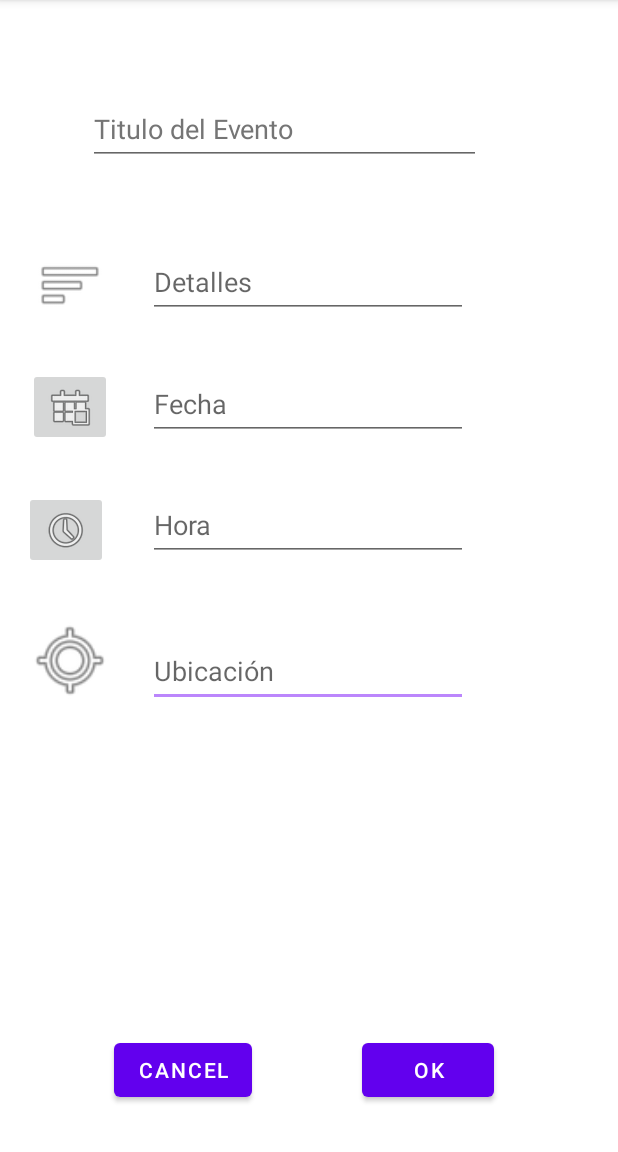
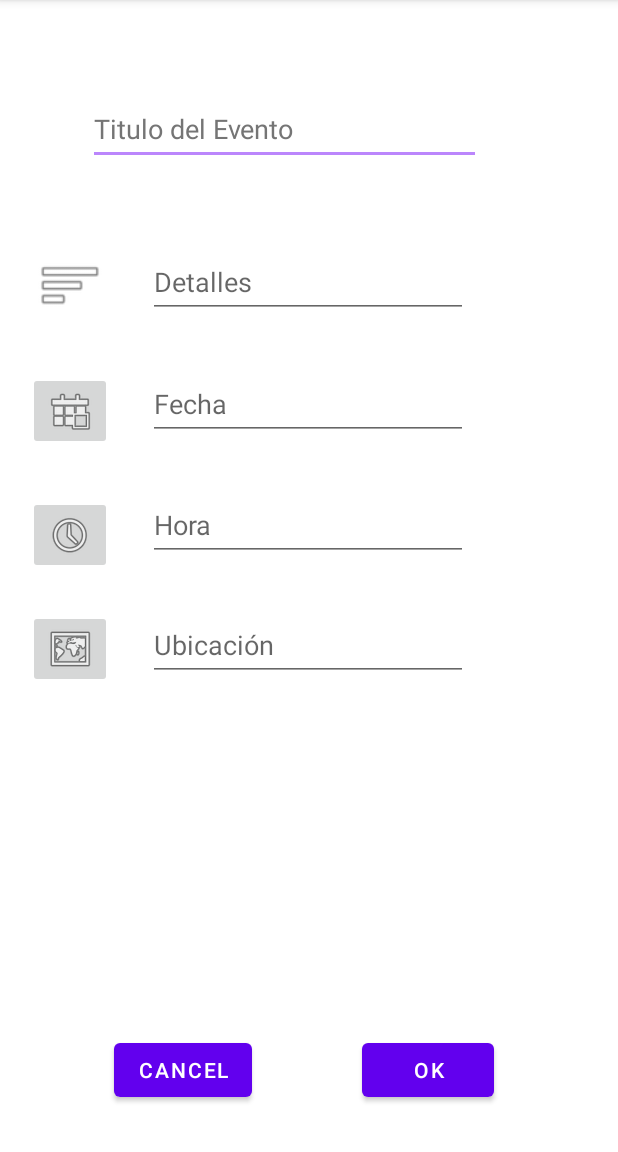
Before and after one commit to albertong98/myTasks, an Android app: the FormularioEventos screen opened directly, with no data from a screen before it, on a phone screen of 412 x 824 dp, the part 84-1236 px from its top. Run offline under Robolectric (Android 15) with nearby library versions, the phone set to English and light mode, and no system bars; our stand-ins replace Firebase (no records; nobody signed in at launch, a user with empty details on screens opened directly).

Commit message:
Añadida la opcion para escoger la ubicacion del evento

```diff
--- a/app/build.gradle
+++ b/app/build.gradle
@@ -26,6 +26,9 @@ android {
         sourceCompatibility JavaVersion.VERSION_1_8
         targetCompatibility JavaVersion.VERSION_1_8
     }
+    buildFeatures {
+        viewBinding true
+    }
 }
 
 dependencies {
@@ -36,6 +39,7 @@ dependencies {
     implementation 'androidx.preference:preference:1.1.1'
     implementation 'com.squareup.retrofit2:retrofit:2.4.0'
     implementation 'com.squareup.retrofit2:converter-gson:2.4.0'
+    implementation 'com.google.android.gms:play-services-maps:18.0.1'//GoogleMaps
 
     // Import the BoM for the Firebase platform
     implementation platform('com.google.firebase:firebase-bom:29.0.0')
--- /dev/null
+++ b/app/src/debug/res/values/google_maps_api.xml
@@ -0,0 +1,3 @@
+<resources>
+    <string name="google_maps_key" templateMergeStrategy = "preserve" translatable = "false">AIzaSyA6HCZb14WbhtKvlj_fsWiwsZ0xqRD-tSY</string>
+</resources>
--- a/app/src/main/java/com/uniovi/mytasks/FormularioEventos.java
+++ b/app/src/main/java/com/uniovi/mytasks/FormularioEventos.java
@@ -7,6 +7,7 @@ import android.app.TimePickerDialog;
 import android.content.Intent;
 import android.os.Bundle;
 import android.provider.CalendarContract;
+import android.util.Log;
 import android.view.View;
 import android.widget.Button;
 import android.widget.DatePicker;
@@ -15,6 +16,7 @@ import android.widget.ImageButton;
 import android.widget.TimePicker;
 import android.widget.Toast;
 
+import com.google.android.gms.maps.model.Marker;
 import com.google.firebase.auth.FirebaseAuth;
 import com.uniovi.mytasks.modelo.Task;
 
@@ -27,6 +29,9 @@ import java.util.Date;
 public class FormularioEventos extends AppCompatActivity {
 
     private int day, month, year, hour, min;
+
+    public final static String MARKER = "marcador";
+    private final static int REQUEST_GET_MARKER_LOCATION = 0;
 
     EditText titulo;
     EditText detalles;
@@ -44,6 +49,8 @@ public class FormularioEventos extends AppCompatActivity {
         Button buttonCancel = findViewById(R.id.buttonCancel);
         ImageButton btnDate = findViewById(R.id.imgBtnDate);
         ImageButton btnTime = findViewById(R.id.imgBtnTime);
+
+        ImageButton btnMap = findViewById(R.id.imgBtnMap);
 
         titulo = (EditText) findViewById(R.id.txtTituloEventoAñadir);
         detalles = (EditText) findViewById(R.id.txtDetallesAñadir);
@@ -112,6 +119,11 @@ public class FormularioEventos extends AppCompatActivity {
                     , hour, min, true);
             timePickerDialog.show();
         });
+
+        btnMap.setOnClickListener(view -> {
+            Intent intent = new Intent (view.getContext(), MapaActivity.class);
+            startActivityForResult(intent, REQUEST_GET_MARKER_LOCATION);
+        });
     }
 
     public void Agregar(View view){
@@ -145,4 +157,17 @@ public class FormularioEventos extends AppCompatActivity {
             }
         }
     }
+
+    @Override
+    protected void onActivityResult(int requestCode, int resultCode, Intent data) {
+        super.onActivityResult(requestCode, resultCode, data);
+        if (requestCode == REQUEST_GET_MARKER_LOCATION && resultCode == MapaActivity.RESULT_OK && data!=null) {
+            String dataMarker = data.getStringExtra(MARKER);
+            if(dataMarker!=null)
+                ubicacion = (EditText) findViewById(R.id.txtUbicacion);
+                ubicacion.setText(dataMarker);
+
+
+        }
+    }
 }
--- a/app/src/main/res/layout/activity_formulario_eventos.xml
+++ b/app/src/main/res/layout/activity_formulario_eventos.xml
@@ -14,12 +14,17 @@
         android:hint="@string/ubicacion"
         android:inputType="textPersonName"
         android:minHeight="48dp"
+        android:clickable="false"
+        android:cursorVisible="false"
+        android:focusable="false"
+        android:focusableInTouchMode="false"
         app:layout_constraintBottom_toBottomOf="parent"
         app:layout_constraintEnd_toEndOf="parent"
         app:layout_constraintHorizontal_bias="0.497"
         app:layout_constraintStart_toStartOf="parent"
         app:layout_constraintTop_toBottomOf="@+id/txtFecha"
-        app:layout_constraintVertical_bias="0.304" />
+        app:layout_constraintVertical_bias="0.264" />
+
 
     <Button
         android:id="@+id/buttonOk"
@@ -86,6 +91,10 @@
         android:hint="@string/txtFecha"
         android:inputType="textPersonName"
         android:minHeight="48dp"
+        android:clickable="false"
+        android:cursorVisible="false"
+        android:focusable="false"
+        android:focusableInTouchMode="false"
         app:layout_constraintBottom_toBottomOf="parent"
         app:layout_constraintEnd_toEndOf="parent"
         app:layout_constraintHorizontal_bias="0.497"
@@ -98,11 +107,11 @@
         android:layout_width="wrap_content"
         android:layout_height="wrap_content"
         app:layout_constraintBottom_toBottomOf="parent"
-        app:layout_constraintEnd_toEndOf="parent"
-        app:layout_constraintHorizontal_bias="0.053"
+        app:layout_constraintEnd_toStartOf="@+id/txtFecha"
+        app:layout_constraintHorizontal_bias="0.431"
         app:layout_constraintStart_toStartOf="parent"
         app:layout_constraintTop_toBottomOf="@+id/txtTituloEventoAñadir"
-        app:layout_constraintVertical_bias="0.223"
+        app:layout_constraintVertical_bias="0.228"
         app:srcCompat="@android:drawable/ic_menu_today"
         tools:ignore="SpeakableTextPresentCheck" />
 
@@ -118,28 +127,16 @@
         app:layout_constraintVertical_bias="0.094"
         app:srcCompat="@android:drawable/ic_menu_sort_by_size" />
 
-    <ImageView
-        android:id="@+id/imgUbicacion"
-        android:layout_width="56dp"
-        android:layout_height="67dp"
-        app:layout_constraintBottom_toBottomOf="parent"
-        app:layout_constraintEnd_toEndOf="parent"
-        app:layout_constraintHorizontal_bias="0.053"
-        app:layout_constraintStart_toStartOf="parent"
-        app:layout_constraintTop_toBottomOf="@+id/txtTituloEventoAñadir"
-        app:layout_constraintVertical_bias="0.502"
-        app:srcCompat="@android:drawable/ic_menu_mylocation" />
-
     <ImageButton
         android:id="@+id/imgBtnTime"
         android:layout_width="wrap_content"
         android:layout_height="wrap_content"
         app:layout_constraintBottom_toBottomOf="parent"
-        app:layout_constraintEnd_toEndOf="parent"
-        app:layout_constraintHorizontal_bias="0.045"
+        app:layout_constraintEnd_toStartOf="@+id/txtHora"
+        app:layout_constraintHorizontal_bias="0.431"
         app:layout_constraintStart_toStartOf="parent"
         app:layout_constraintTop_toBottomOf="@+id/txtTituloEventoAñadir"
-        app:layout_constraintVertical_bias="0.359"
+        app:layout_constraintVertical_bias="0.364"
         app:srcCompat="@android:drawable/ic_menu_recent_history"
         tools:ignore="SpeakableTextPresentCheck" />
 
@@ -151,10 +148,27 @@
         android:hint="@string/txtHora"
         android:inputType="textPersonName"
         android:minHeight="48dp"
+        android:clickable="false"
+        android:cursorVisible="false"
+        android:focusable="false"
+        android:focusableInTouchMode="false"
         app:layout_constraintBottom_toBottomOf="parent"
         app:layout_constraintEnd_toEndOf="parent"
         app:layout_constraintHorizontal_bias="0.497"
         app:layout_constraintStart_toStartOf="parent"
         app:layout_constraintTop_toBottomOf="@+id/txtFecha"
         app:layout_constraintVertical_bias="0.077" />
+
+    <ImageButton
+        android:id="@+id/imgBtnMap"
+        android:layout_width="wrap_content"
+        android:layout_height="wrap_content"
+        app:layout_constraintBottom_toBottomOf="parent"
+        app:layout_constraintEnd_toStartOf="@+id/txtUbicacion"
+        app:layout_constraintHorizontal_bias="0.431"
+        app:layout_constraintStart_toStartOf="parent"
+        app:layout_constraintTop_toBottomOf="@+id/txtTituloEventoAñadir"
+        app:layout_constraintVertical_bias="0.49"
+        app:srcCompat="@android:drawable/ic_menu_mapmode"
+        tools:ignore="SpeakableTextPresentCheck" />
 </androidx.constraintlayout.widget.ConstraintLayout>
--- a/app/src/main/res/values/strings.xml
+++ b/app/src/main/res/values/strings.xml
@@ -11,4 +11,7 @@
     <string name="Ubicación">ubicacion</string>
     <string name="ubicacion">Ubicación</string>
     <string name="txtHora">Hora</string>
+    <string name="title_activity_mapa">Mapa</string>
+    <string name="btnAñadirUbicacion">Añadir ubicación al evento</string>
+    <string name="btnCancelar">Cancelar</string>
 </resources>
```
Also changed, not shown: app/src/main/AndroidManifest.xml (+32 -3 lines), app/src/main/java/com/uniovi/mytasks/MapaActivity.java (added, +95 -0 lines), app/src/main/res/layout/activity_formulario.xml (+8 -0 lines), app/src/main/res/layout/activity_mapa.xml (added, +36 -0 lines), 1 other file.
